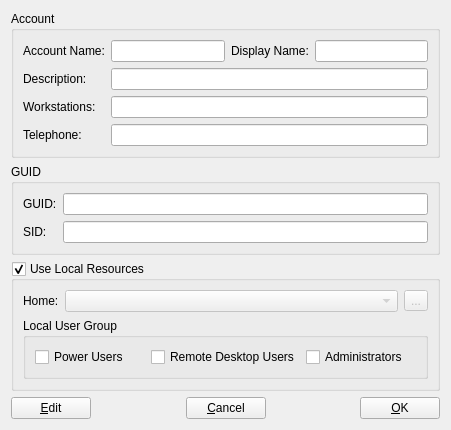
Old version of the form APP/src/plugins/usermanager/aduserinfo/aduserinfowidget.ui in the repository RallyWRT/qtapplications.
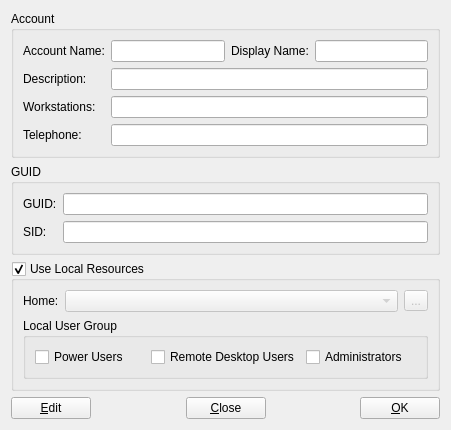
New version of the form.

```diff
--- a/APP/src/plugins/usermanager/aduserinfo/aduserinfowidget.ui
+++ b/APP/src/plugins/usermanager/aduserinfo/aduserinfowidget.ui
@@ -211,7 +211,7 @@
      <item>
       <widget class="QPushButton" name="pushButtonCancel">
        <property name="text">
-        <string>&amp;Cancel</string>
+        <string>&amp;Close</string>
        </property>
       </widget>
      </item>
```
Left out of the diff: 2 changed lines with no effect on the pictures.
